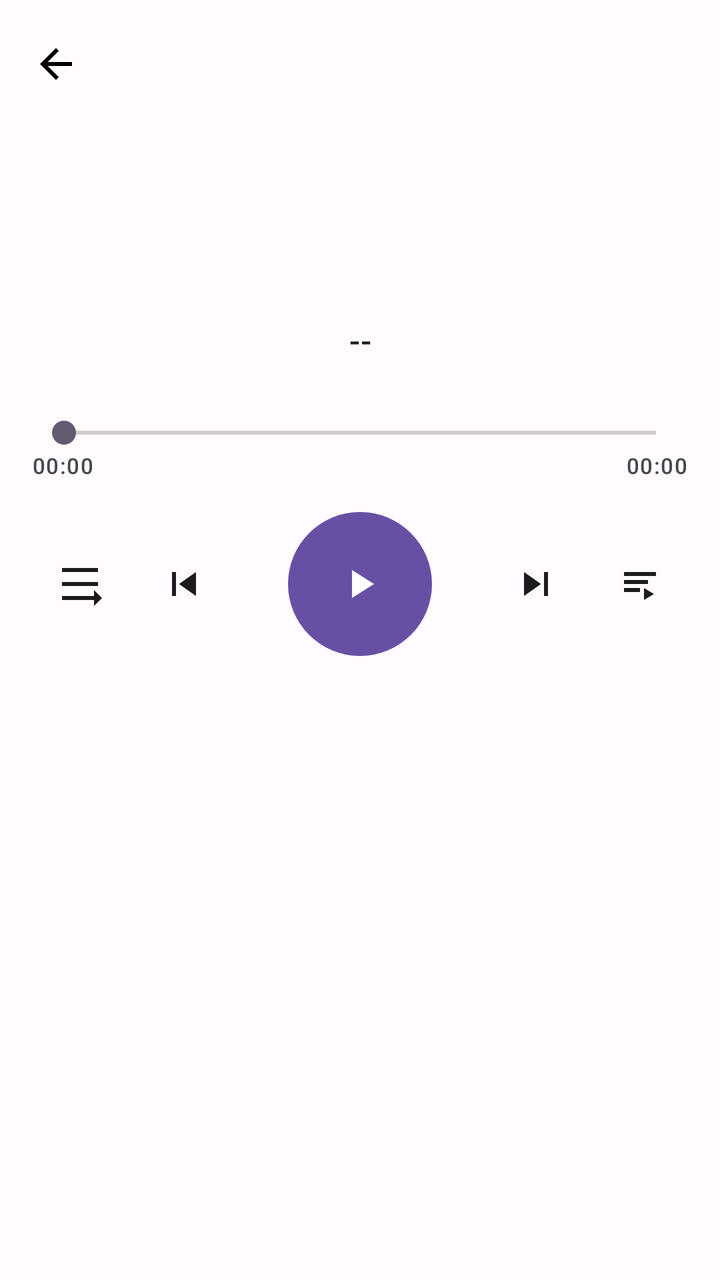
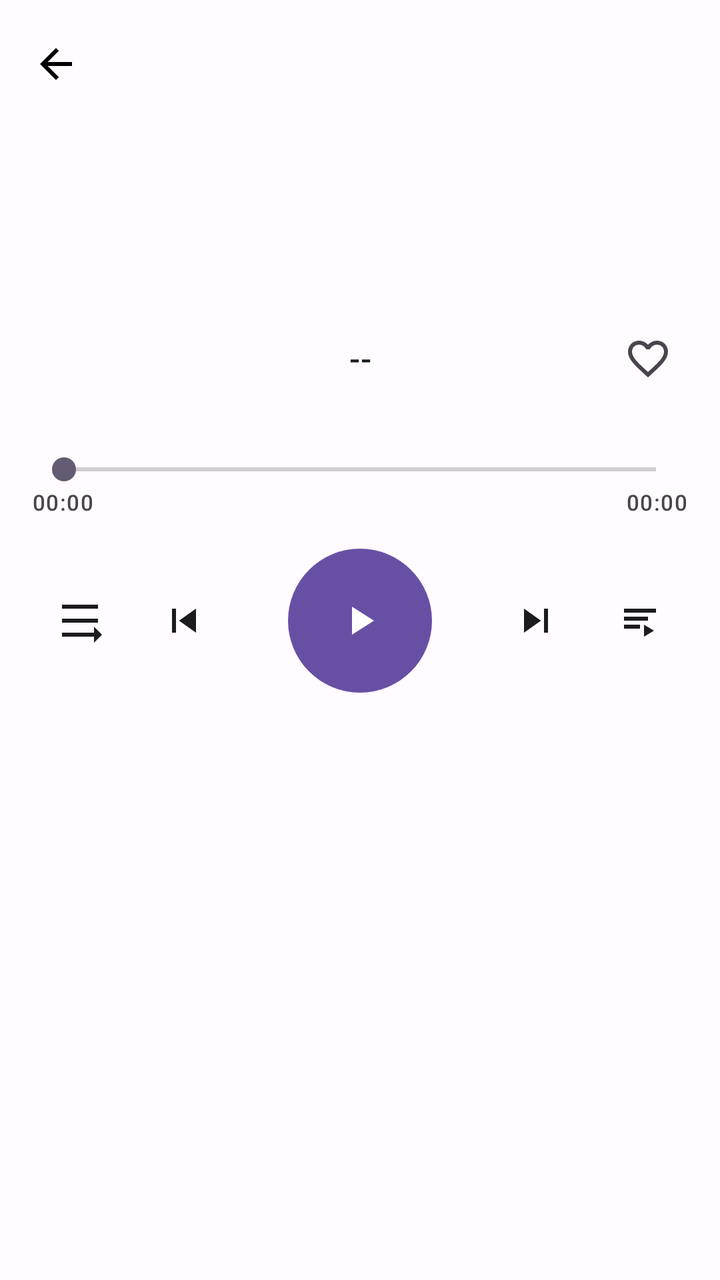

Before-and-after screenshots of an Android layout around one commit, followed by the original layout XML and the change that was made.
<!-- AndroidManifest.xml: application theme Theme.TLMCPlayer -->
<!-- res/layout/activity_player.xml -->
<?xml version="1.0" encoding="utf-8"?>
<androidx.coordinatorlayout.widget.CoordinatorLayout xmlns:android="http://schemas.android.com/apk/res/android"
    xmlns:app="http://schemas.android.com/apk/res-auto"
    android:layout_width="match_parent"
    android:layout_height="match_parent">

    <com.google.android.material.appbar.AppBarLayout
        android:layout_width="match_parent"
        android:layout_height="wrap_content">

        <com.google.android.material.appbar.MaterialToolbar
            android:id="@+id/toolbar"
            android:layout_width="match_parent"
            android:layout_height="?attr/actionBarSize"
            app:navigationIcon="@drawable/ic_back"
            app:titleTextColor="?attr/colorOnSurface" />

    </com.google.android.material.appbar.AppBarLayout>

    <LinearLayout
        android:layout_width="match_parent"
        android:layout_height="match_parent"
        android:orientation="vertical"
        app:layout_behavior="@string/appbar_scrolling_view_behavior">

        
        <LinearLayout
            android:layout_width="match_parent"
            android:layout_height="wrap_content"
            android:orientation="vertical"
            android:padding="16dp">

            <ImageView
                android:id="@+id/albumArtwork"
                android:layout_width="160dp"
                android:layout_height="160dp"
                android:layout_gravity="center_horizontal"
                android:layout_marginBottom="12dp"
                android:contentDescription="专辑封面"
                android:scaleType="centerCrop"
                android:visibility="gone" />

            <TextView
                android:id="@+id/albumTitle"
                android:layout_width="match_parent"
                android:layout_height="wrap_content"
                android:textAppearance="?attr/textAppearanceHeadlineSmall"
                android:textColor="?attr/colorOnSurface" />

            <TextView
                android:id="@+id/albumArtist"
                android:layout_width="match_parent"
                android:layout_height="wrap_content"
                android:layout_marginTop="4dp"
                android:textAppearance="?attr/textAppearanceBodyMedium"
                android:textColor="?attr/colorOnSurfaceVariant" />

        </LinearLayout>

        
        <androidx.recyclerview.widget.RecyclerView
            android:id="@+id/trackRecyclerView"
            android:layout_width="match_parent"
            android:layout_height="0dp"
            android:layout_weight="1"
            android:clipToPadding="false"
            android:paddingBottom="8dp"
            android:visibility="gone" />

        
        <androidx.recyclerview.widget.RecyclerView
            android:id="@+id/lyricsRecyclerView"
            android:layout_width="match_parent"
            android:layout_height="0dp"
            android:layout_weight="1"
            android:clipToPadding="false"
            android:paddingTop="48dp"
            android:paddingBottom="48dp"
            android:visibility="gone"
            android:overScrollMode="never"
            android:fadingEdge="vertical"
            android:requiresFadingEdge="vertical"
            android:fadingEdgeLength="48dp" />

        
        <ProgressBar
            android:id="@+id/progressBar"
            android:layout_width="wrap_content"
            android:layout_height="wrap_content"
            android:layout_gravity="center"
            android:visibility="gone" />

        <TextView
            android:id="@+id/errorText"
            android:layout_width="match_parent"
            android:layout_height="wrap_content"
            android:padding="16dp"
            android:textColor="@android:color/holo_red_light"
            android:visibility="gone" />

        
        <LinearLayout
            android:layout_width="match_parent"
            android:layout_height="wrap_content"
            android:orientation="vertical"
            android:paddingHorizontal="16dp"
            android:paddingTop="8dp">

            <TextView
                android:id="@+id/trackTitle"
                android:layout_width="match_parent"
                android:layout_height="wrap_content"
                android:gravity="center"
                android:text="--"
                android:textAppearance="?attr/textAppearanceTitleMedium"
                android:textColor="?attr/colorOnSurface"
                android:maxLines="1"
                android:ellipsize="end" />

            <TextView
                android:id="@+id/trackArtist"
                android:layout_width="match_parent"
                android:layout_height="wrap_content"
                android:gravity="center"
                android:layout_marginTop="2dp"
                android:textAppearance="?attr/textAppearanceBodySmall"
                android:textColor="?attr/colorOnSurfaceVariant"
                android:maxLines="1"
                android:ellipsize="end" />

        </LinearLayout>

        
        <LinearLayout
            android:layout_width="match_parent"
            android:layout_height="wrap_content"
            android:orientation="vertical"
            android:paddingHorizontal="16dp"
            android:paddingTop="8dp">

            <SeekBar
                android:id="@+id/seekBar"
                android:layout_width="match_parent"
                android:layout_height="wrap_content" />

            <LinearLayout
                android:layout_width="match_parent"
                android:layout_height="wrap_content"
                android:orientation="horizontal">

                <TextView
                    android:id="@+id/currentTime"
                    android:layout_width="0dp"
                    android:layout_height="wrap_content"
                    android:layout_weight="1"
                    android:text="00:00"
                    android:textAppearance="?attr/textAppearanceLabelSmall"
                    android:textColor="?attr/colorOnSurfaceVariant" />

                <TextView
                    android:id="@+id/totalTime"
                    android:layout_width="wrap_content"
                    android:layout_height="wrap_content"
                    android:text="00:00"
                    android:textAppearance="?attr/textAppearanceLabelSmall"
                    android:textColor="?attr/colorOnSurfaceVariant" />

            </LinearLayout>

        </LinearLayout>

        
        <LinearLayout
            android:layout_width="match_parent"
            android:layout_height="wrap_content"
            android:gravity="center"
            android:orientation="horizontal"
            android:padding="16dp">

            <ImageButton
                android:id="@+id/btnPlayMode"
                android:layout_width="48dp"
                android:layout_height="48dp"
                android:background="?attr/selectableItemBackgroundBorderless"
                android:contentDescription="播放模式"
                android:src="@drawable/ic_sequential"
                app:tint="?attr/colorOnSurface" />

            <ImageButton
                android:id="@+id/btnPrevious"
                android:layout_width="56dp"
                android:layout_height="56dp"
                android:background="?attr/selectableItemBackgroundBorderless"
                android:contentDescription="上一曲"
                android:src="@drawable/ic_previous"
                app:tint="?attr/colorOnSurface" />

            <ImageButton
                android:id="@+id/btnPlayPause"
                android:layout_width="72dp"
                android:layout_height="72dp"
                android:layout_marginHorizontal="24dp"
                android:background="@drawable/bg_play_button"
                android:contentDescription="播放/暂停"
                android:src="@drawable/ic_play"
                app:tint="?attr/colorOnPrimary" />

            <ImageButton
                android:id="@+id/btnNext"
                android:layout_width="56dp"
                android:layout_height="56dp"
                android:background="?attr/selectableItemBackgroundBorderless"
                android:contentDescription="下一曲"
                android:src="@drawable/ic_next"
                app:tint="?attr/colorOnSurface" />

            <ImageButton
                android:id="@+id/btnPlaylist"
                android:layout_width="48dp"
                android:layout_height="48dp"
                android:background="?attr/selectableItemBackgroundBorderless"
                android:contentDescription="播放列表"
                android:src="@drawable/ic_playlist"
                app:tint="?attr/colorOnSurface" />

        </LinearLayout>

    </LinearLayout>

</androidx.coordinatorlayout.widget.CoordinatorLayout>
<!-- resources referenced by this layout -->
<resources>
  <!-- drawable bg_play_button (drawable) -->
  <?xml version="1.0" encoding="utf-8"?>
  <shape xmlns:android="http://schemas.android.com/apk/res/android"
      android:shape="oval">
      <solid android:color="@color/md_theme_primary" />
      <size
          android:width="72dp"
          android:height="72dp" />
  </shape>
  <!-- drawable ic_back (drawable) -->
  <?xml version="1.0" encoding="utf-8"?>
  <vector xmlns:android="http://schemas.android.com/apk/res/android"
      android:width="24dp"
      android:height="24dp"
      android:viewportWidth="24"
      android:viewportHeight="24">
      <path
          android:fillColor="#000000"
          android:pathData="M20,11H7.83l5.59,-5.59L12,4l-8,8 8,8 1.41,-1.41L7.83,13H20v-2z" />
  </vector>
  <!-- drawable ic_next (drawable) -->
  <?xml version="1.0" encoding="utf-8"?>
  <vector xmlns:android="http://schemas.android.com/apk/res/android"
      android:width="24dp"
      android:height="24dp"
      android:viewportWidth="24"
      android:viewportHeight="24">
      <path
          android:fillColor="#000000"
          android:pathData="M6,18l8.5,-6L6,6v12zM16,6v12h2V6h-2z" />
  </vector>
  <!-- drawable ic_play (drawable) -->
  <?xml version="1.0" encoding="utf-8"?>
  <vector xmlns:android="http://schemas.android.com/apk/res/android"
      android:width="24dp"
      android:height="24dp"
      android:viewportWidth="24"
      android:viewportHeight="24">
      <path
          android:fillColor="#000000"
          android:pathData="M8,5v14l11,-7z" />
  </vector>
  <!-- drawable ic_playlist (drawable) -->
  <?xml version="1.0" encoding="utf-8"?>
  <vector xmlns:android="http://schemas.android.com/apk/res/android"
      android:width="24dp"
      android:height="24dp"
      android:viewportWidth="24"
      android:viewportHeight="24">
      <path
          android:fillColor="#000000"
          android:pathData="M4,10h12v2H4zM4,6h16v2H4zM4,14h8v2H4zM14,14v6l5,-3z" />
  </vector>
  <!-- drawable ic_previous (drawable) -->
  <?xml version="1.0" encoding="utf-8"?>
  <vector xmlns:android="http://schemas.android.com/apk/res/android"
      android:width="24dp"
      android:height="24dp"
      android:viewportWidth="24"
      android:viewportHeight="24">
      <path
          android:fillColor="#000000"
          android:pathData="M6,6h2v12H6zM9.5,12l8.5,6V6z" />
  </vector>
  <color name="md_theme_primary">#6750A4</color>
  <color name="md_theme_onPrimary">#FFFFFF</color>
  <color name="md_theme_primaryContainer">#EADDFF</color>
  <color name="md_theme_onPrimaryContainer">#21005E</color>
  <color name="md_theme_secondary">#625B71</color>
  <color name="md_theme_onSecondary">#FFFFFF</color>
  <color name="md_theme_secondaryContainer">#E8DEF8</color>
  <color name="md_theme_onSecondaryContainer">#1E192B</color>
  <color name="md_theme_tertiary">#7D5260</color>
  <color name="md_theme_onTertiary">#FFFFFF</color>
  <color name="md_theme_error">#B3261E</color>
  <color name="md_theme_onError">#FFFFFF</color>
  <color name="md_theme_background">#FFFBFE</color>
  <color name="md_theme_onBackground">#1C1B1F</color>
  <color name="md_theme_surface">#FFFBFE</color>
  <color name="md_theme_onSurface">#1C1B1F</color>
  <color name="md_theme_surfaceVariant">#E7E0EC</color>
  <color name="md_theme_onSurfaceVariant">#49454E</color>
  <color name="md_theme_outline">#79747E</color>
  <!-- unchanged entries left out for length: 2 -->
</resources>

<!-- the commit's change to res/layout/activity_player.xml (unified diff, before → after) -->
@@ -106,16 +106,38 @@
             android:paddingHorizontal="16dp"
             android:paddingTop="8dp">
 
-            <TextView
-                android:id="@+id/trackTitle"
-                android:layout_width="match_parent"
-                android:layout_height="wrap_content"
-                android:gravity="center"
-                android:text="--"
-                android:textAppearance="?attr/textAppearanceTitleMedium"
-                android:textColor="?attr/colorOnSurface"
-                android:maxLines="1"
-                android:ellipsize="end" />
+            <LinearLayout
+                android:layout_width="match_parent"
+                android:layout_height="wrap_content"
+                android:gravity="center_vertical"
+                android:orientation="horizontal">
+
+                <View
+                    android:layout_width="40dp"
+                    android:layout_height="1dp" />
+
+                <TextView
+                    android:id="@+id/trackTitle"
+                    android:layout_width="0dp"
+                    android:layout_height="wrap_content"
+                    android:layout_weight="1"
+                    android:gravity="center"
+                    android:text="--"
+                    android:textAppearance="?attr/textAppearanceTitleMedium"
+                    android:textColor="?attr/colorOnSurface"
+                    android:maxLines="1"
+                    android:ellipsize="end" />
+
+                <ImageButton
+                    android:id="@+id/btnFavorite"
+                    android:layout_width="40dp"
+                    android:layout_height="40dp"
+                    android:background="?attr/selectableItemBackgroundBorderless"
+                    android:contentDescription="红心收藏"
+                    android:src="@drawable/ic_favorite_border"
+                    app:tint="?attr/colorOnSurfaceVariant" />
+
+            </LinearLayout>
 
             <TextView
                 android:id="@+id/trackArtist"
@@ -127,6 +149,18 @@
                 android:textColor="?attr/colorOnSurfaceVariant"
                 android:maxLines="1"
                 android:ellipsize="end" />
+
+            <TextView
+                android:id="@+id/audioFormatInfo"
+                android:layout_width="match_parent"
+                android:layout_height="wrap_content"
+                android:gravity="center"
+                android:layout_marginTop="2dp"
+                android:textAppearance="?attr/textAppearanceLabelSmall"
+                android:textColor="?attr/colorOnSurfaceVariant"
+                android:maxLines="1"
+                android:ellipsize="end"
+                android:visibility="gone" />
 
         </LinearLayout>
 
<!-- resource entries referenced after the edit -->
@@ -19,6 +19,16 @@
       <path
           android:fillColor="#000000"
           android:pathData="M20,11H7.83l5.59,-5.59L12,4l-8,8 8,8 1.41,-1.41L7.83,13H20v-2z" />
+  </vector>
+  <!-- drawable ic_favorite_border (drawable) -->
+  <vector xmlns:android="http://schemas.android.com/apk/res/android"
+      android:width="24dp"
+      android:height="24dp"
+      android:viewportWidth="24"
+      android:viewportHeight="24">
+      <path
+          android:fillColor="#FFFFFF"
+          android:pathData="M16.5,3c-1.74,0 -3.41,0.81 -4.5,2.09C10.91,3.81 9.24,3 7.5,3 4.42,3 2,5.42 2,8.5c0,3.78 3.4,6.86 8.55,11.54L12,21.35l1.45,-1.32C18.6,15.36 22,12.28 22,8.5 22,5.42 19.58,3 16.5,3zM12.1,18.55l-0.1,0.1 -0.1,-0.1C7.14,14.24 4,11.39 4,8.5 4,6.5 5.5,5 7.5,5c1.54,0 3.04,0.99 3.57,2.36h1.87C13.46,5.99 14.96,5 16.5,5c2,0 3.5,1.5 3.5,3.5 0,2.89 -3.14,5.74 -7.9,10.05z" />
   </vector>
   <!-- drawable ic_next (drawable) -->
   <?xml version="1.0" encoding="utf-8"?>
